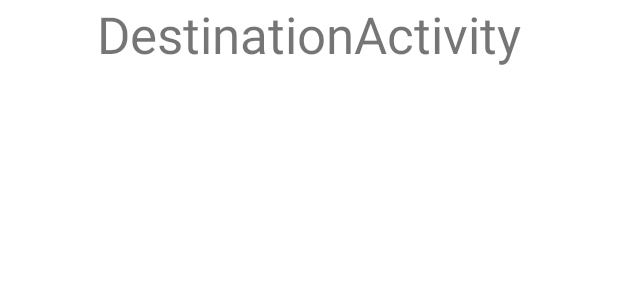
After one commit to SEKI-YUTA/Android_ClassManagementApp, an Android app: the layout activity_destination.xml on its own in the app's theme, with its tools: preview values and no code run, on a phone screen of 412 x 824 dp. The commit adds this screen. Shown: the top 300 px of the screen. Run offline under Robolectric (Android 15) with nearby library versions, the phone set to English and light mode, and no system bars.

```diff
--- a/app/src/main/AndroidManifest.xml
+++ b/app/src/main/AndroidManifest.xml
@@ -13,6 +13,9 @@
         android:supportsRtl="true"
         android:theme="@style/Theme.ClassManagementApp"
         tools:targetApi="31">
+        <activity
+            android:name=".DestinationActivity"
+            android:exported="false" />
         <activity
             android:name=".EditClassActivity"
             android:exported="false" />
@@ -31,6 +34,7 @@
                 <category android:name="android.intent.category.LAUNCHER" />
             </intent-filter>
         </activity>
+        <receiver android:name=".AlarmReceiver"/>
     </application>
 
 </manifest>
--- a/app/src/main/java/com/example/classmanagementapp/ViewHolders/CClassViewHolder.java
+++ b/app/src/main/java/com/example/classmanagementapp/ViewHolders/CClassViewHolder.java
@@ -1,5 +1,7 @@
 package com.example.classmanagementapp.ViewHolders;
 
+import android.app.AlarmManager;
+import android.app.PendingIntent;
 import android.view.View;
 import android.widget.ImageButton;
 import android.widget.Switch;
@@ -15,7 +17,8 @@ public class CClassViewHolder extends RecyclerView.ViewHolder{
     public TextView tv_startAndEndTime, tv_subjectName, tv_teacherName, tv_roomName;
     public CardView classCard;
     public Switch toggleAlarm;
-    public ImageButton imgBtn_linkCopy;
+    public AlarmManager alarmManager;
+    public PendingIntent pendingIntent;
     public CClassViewHolder(@NonNull View itemView) {
         super(itemView);
         tv_startAndEndTime = itemView.findViewById(R.id.tv_startAndEndTime);
--- /dev/null
+++ b/app/src/main/res/drawable/ic_alarm.xml
@@ -0,0 +1,5 @@
+<vector android:height="24dp" android:tint="#000000"
+    android:viewportHeight="24" android:viewportWidth="24"
+    android:width="24dp" xmlns:android="http://schemas.android.com/apk/res/android">
+    <path android:fillColor="@android:color/white" android:pathData="M22,5.72l-4.6,-3.86 -1.29,1.53 4.6,3.86L22,5.72zM7.88,3.39L6.6,1.86 2,5.71l1.29,1.53 4.59,-3.85zM12.5,8L11,8v6l4.75,2.85 0.75,-1.23 -4,-2.37L12.5,8zM12,4c-4.97,0 -9,4.03 -9,9s4.02,9 9,9c4.97,0 9,-4.03 9,-9s-4.03,-9 -9,-9zM12,20c-3.87,0 -7,-3.13 -7,-7s3.13,-7 7,-7 7,3.13 7,7 -3.13,7 -7,7z"/>
+</vector>
--- /dev/null
+++ b/app/src/main/res/layout/activity_destination.xml
@@ -0,0 +1,19 @@
+<?xml version="1.0" encoding="utf-8"?>
+<androidx.constraintlayout.widget.ConstraintLayout xmlns:android="http://schemas.android.com/apk/res/android"
+    xmlns:app="http://schemas.android.com/apk/res-auto"
+    xmlns:tools="http://schemas.android.com/tools"
+    android:layout_width="match_parent"
+    android:layout_height="match_parent"
+    tools:context=".DestinationActivity">
+
+    <TextView
+        android:id="@+id/textView"
+        android:layout_width="wrap_content"
+        android:layout_height="wrap_content"
+        android:text="DestinationActivity"
+        android:textSize="34sp"
+        app:layout_constraintEnd_toEndOf="parent"
+        app:layout_constraintHorizontal_bias="0.5"
+        app:layout_constraintStart_toStartOf="parent"
+        tools:layout_editor_absoluteY="352dp" />
+</androidx.constraintlayout.widget.ConstraintLayout>
```
Also changed, not shown: app/src/main/java/com/example/classmanagementapp/Adapters/CClassAdapter.java (+75 -4 lines), app/src/main/java/com/example/classmanagementapp/AlarmReceiver.java (added, +44 -0 lines), app/src/main/java/com/example/classmanagementapp/DestinationActivity.java (added, +14 -0 lines).
